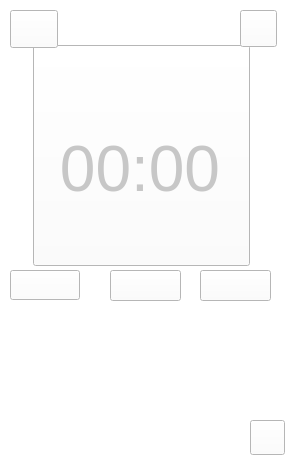
This is mainwindow.ui in Haiming-Yang/oneTomato as Qt 5 draws it before an edit. The edited form follows.
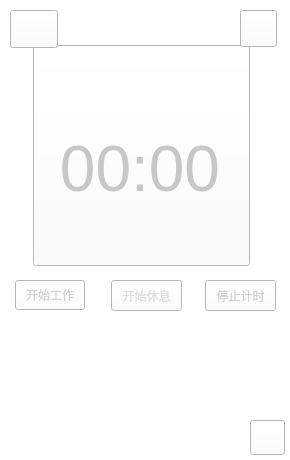
This is the edited form. Icons and pictures are not drawn.

The edit to the form file:
```diff
--- a/mainwindow.ui
+++ b/mainwindow.ui
@@ -396,49 +396,54 @@
    <widget class="QPushButton" name="stoptimer">
     <property name="geometry">
      <rect>
-      <x>200</x>
-      <y>270</y>
+      <x>205</x>
+      <y>280</y>
       <width>71</width>
       <height>31</height>
      </rect>
     </property>
     <property name="styleSheet">
-     <string notr="true"/>
+     <string notr="true">border-image: url(:/new/prefix1/buttonImage/stoptimer.jpg);
+color: rgb(210, 210, 210);
+</string>
     </property>
     <property name="text">
-     <string/>
+     <string>停止计时</string>
     </property>
    </widget>
    <widget class="QPushButton" name="startrest">
     <property name="geometry">
      <rect>
-      <x>110</x>
-      <y>270</y>
+      <x>111</x>
+      <y>280</y>
       <width>71</width>
       <height>31</height>
      </rect>
     </property>
     <property name="styleSheet">
-     <string notr="true"/>
+     <string notr="true">border-image: url(:/new/prefix1/buttonImage/startrest.jpg);
+color: rgb(221, 221, 221);
+</string>
     </property>
     <property name="text">
-     <string/>
+     <string>开始休息</string>
     </property>
    </widget>
    <widget class="QPushButton" name="startwork">
     <property name="geometry">
      <rect>
-      <x>10</x>
-      <y>270</y>
+      <x>15</x>
+      <y>280</y>
       <width>70</width>
       <height>30</height>
      </rect>
     </property>
     <property name="styleSheet">
-     <string notr="true"/>
+     <string notr="true">border-image: url(:/new/prefix1/buttonImage/startwork.jpg);
+color: rgb(210,210,210);</string>
     </property>
     <property name="text">
-     <string/>
+     <string>开始工作</string>
     </property>
    </widget>
    <zorder>pushButton_4</zorder>
```
